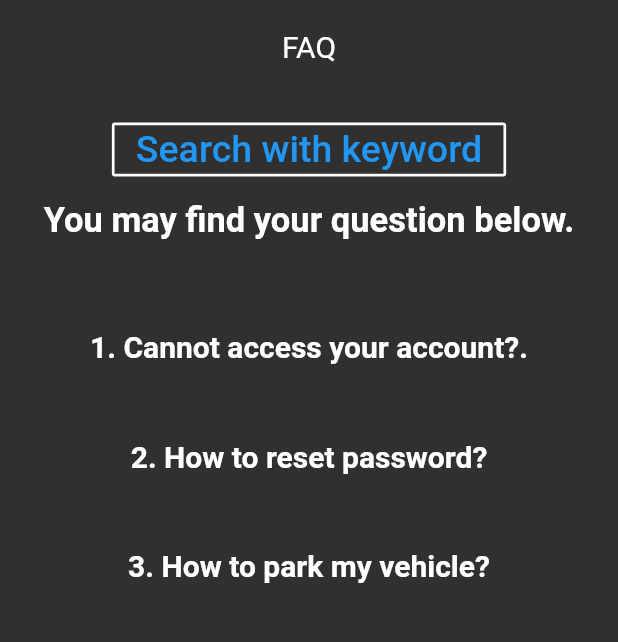
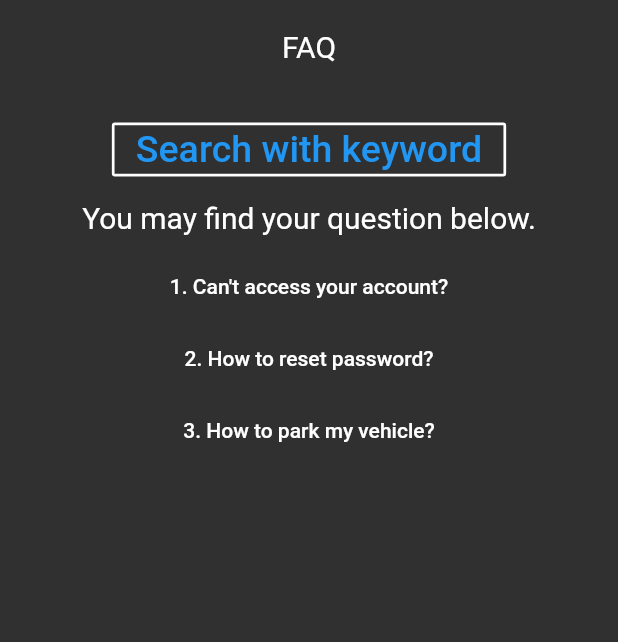
Before and after one commit to AlekyaPochampally/campus-parking-Team3, a Flutter app: the FaQPage screen opened by its route, on a phone screen of 412 x 824 dp, the part 167-809 px from its top. Run offline on Flutter 3.47's test engine with Material 2 defaults, Android fonts, the phone set to English and light mode, and no system bars; our stand-ins replace cloud_firestore, firebase_auth, firebase_storage, google_maps_flutter, image_cropper, image_picker and 2 more; accounts and stored records are empty.

Commit message:
Fixed errors in faq page

```diff
--- a/Source Code/lib/ui/pages/Faq_page.dart
+++ b/Source Code/lib/ui/pages/Faq_page.dart
@@ -61,8 +61,9 @@ class _FaQPageState extends State<FaQPage> {
                                   child: Text(
                                     'You may find your question below.',
                                     style: TextStyle(
-                                        fontWeight: FontWeight.w600, fontSize: 23),
+                                fontSize: 20),
                                   ),
+
                                 ),
                           // Text('\n\nYou may find your question below.'),
                           FlatButton(
@@ -75,18 +76,8 @@ class _FaQPageState extends State<FaQPage> {
                                       content: Text(
                                           "A: Check your network connection or call 123-321 4567 for help."),
                                     );
-                                  }),),
-                                  Container(
-                                  alignment: Alignment.center,
-                                  padding: EdgeInsets.all(1),
-                                  child: Text(
-                                    '1. Cannot access your account?.',
-                                    style: TextStyle(
-                                        fontWeight: FontWeight.w600, fontSize: 20),
-                                  ),
-                                ),
-                              //child: Text('1. Can\'t access your account?')),
-
+                                  }),
+                              child: Text('1. Can\'t access your account?')),
                           FlatButton(
                               onPressed: () => showDialog(
                                   context: context,
@@ -96,17 +87,8 @@ class _FaQPageState extends State<FaQPage> {
                                       content: Text(
                                           "A: Login page -> forget password or call 123-321 4567 for help."),
                                     );
-                                  }),),
-                                  Container(
-                                  alignment: Alignment.center,
-                                  padding: EdgeInsets.all(1),
-                                  child: Text(
-                                    '2. How to reset password?',
-                                    style: TextStyle(
-                                        fontWeight: FontWeight.w600, fontSize: 20),
-                                  ),
-                                ),
-                             // child: Text('2. How to reset password?')),
+                                  }),
+                              child: Text('2. How to reset password?')),
                           FlatButton(
                               onPressed: () => showDialog(
                                   context: context,
@@ -116,17 +98,8 @@ class _FaQPageState extends State<FaQPage> {
                                       content: Text(
                                           "A: login your account then go to park page choose an avaible slot, park your vehicle there then press finish parking button, or call 123-321 4567 for more help."),
                                     );
-                                  }),),
-                                  Container(
-                                  alignment: Alignment.center,
-                                  padding: EdgeInsets.all(1),
-                                  child: Text(
-                                    '3. How to park my vehicle?',
-                                    style: TextStyle(
-                                        fontWeight: FontWeight.w600, fontSize: 20),
-                                  ),
-                                ),
-                              // child: Text('3. How to park my vehicle?'))
+                                  }),
+                              child: Text('3. How to park my vehicle?'))
                         ],
                       ))
                     ])))));
```
